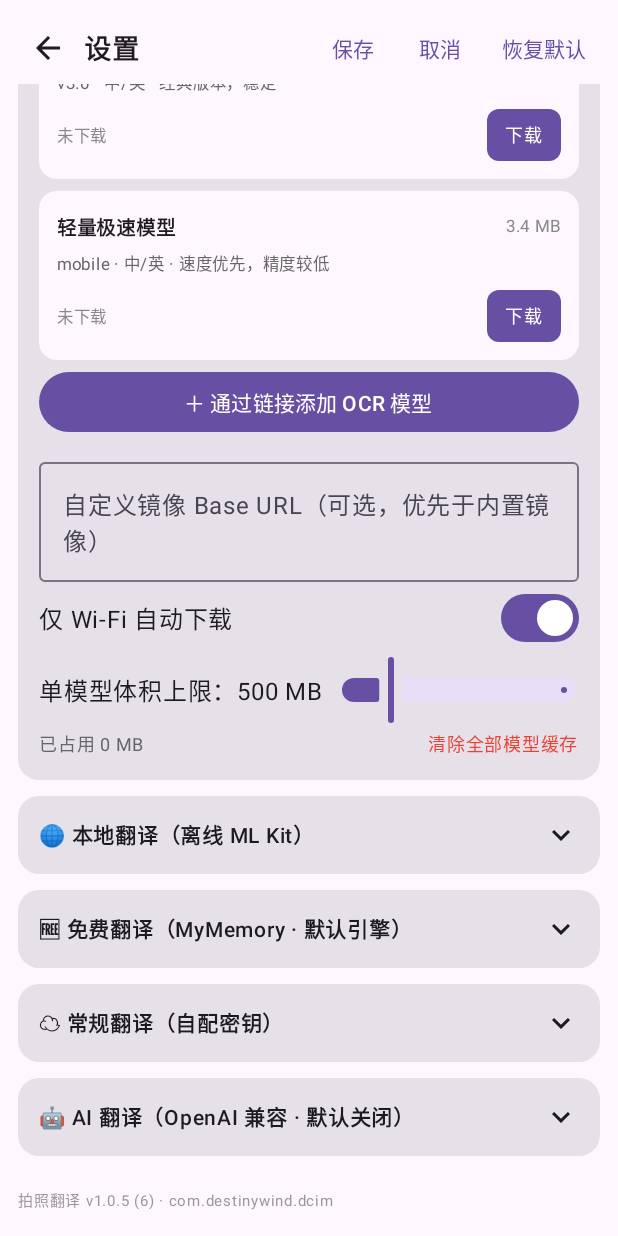
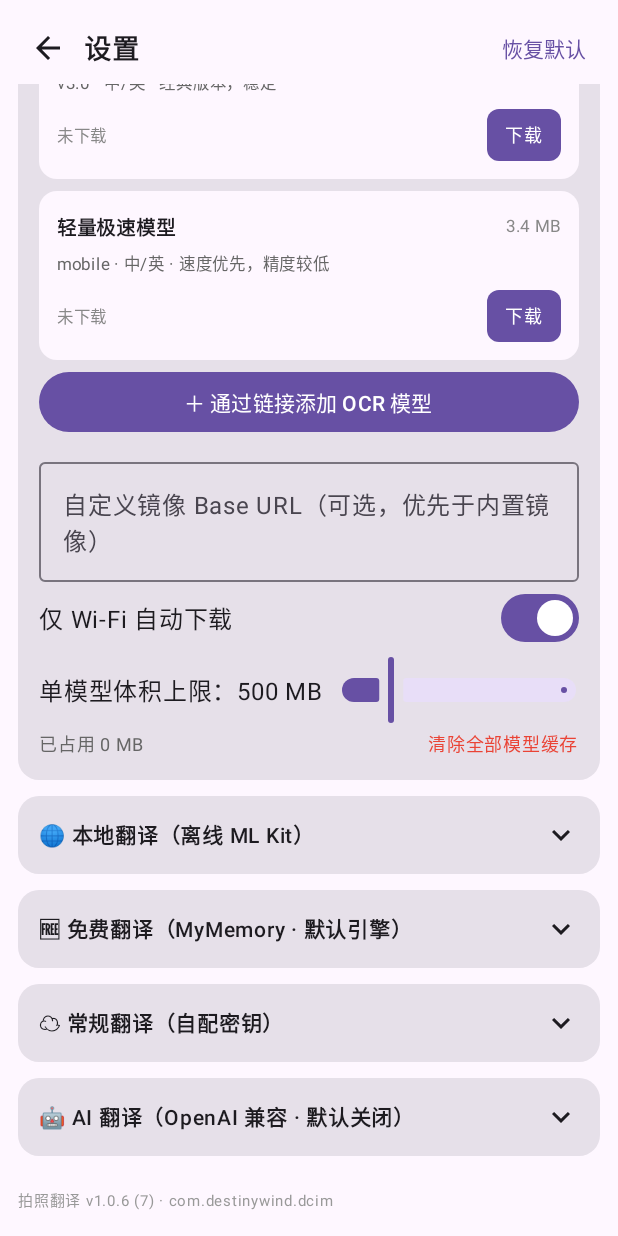
Before and after one commit to rickwindman/PhotoTranslate, an Android app built with Jetpack Compose: the SettingsScreen screen opened through its navigation route, scrolled down 630 dp, on a phone screen of 412 x 824 dp. Run offline under Robolectric (Android 15) with nearby library versions, the light colour scheme and no system bars; our stand-ins replace Dagger/Hilt's generated code; libraries missing offline, so code that uses them is left out: androidx.camera.core, androidx.camera.lifecycle, androidx.camera.view, com.google.mlkit.common, com.google.mlkit.nl; 10 statements that could not run were skipped.

Commit message:
v1.0.6 (build 7): 修复通过链接添加模型按钮无反应(重复addDialog变量遮蔽)、设置改为自动保存并移除顶部保存/取消按钮、新增页面切换/分组展开/卡片高亮过渡动画

```diff
--- a/app/build.gradle.kts
+++ b/app/build.gradle.kts
@@ -15,8 +15,8 @@ android {
         applicationId = "com.destinywind.dcim"
         minSdk = 31
         targetSdk = 36
-        versionCode = 6
-        versionName = "1.0.5"
+        versionCode = 7
+        versionName = "1.0.6"
         // 仅 arm64-v8a：所有 native so 只保留 arm64
         ndk { abiFilters += "arm64-v8a" }
     }
--- a/app/src/main/java/com/destinywind/dcim/MainActivity.kt
+++ b/app/src/main/java/com/destinywind/dcim/MainActivity.kt
@@ -4,6 +4,8 @@ import android.os.Bundle
 import androidx.activity.ComponentActivity
 import androidx.activity.compose.setContent
 import androidx.activity.enableEdgeToEdge
+import androidx.compose.animation.fadeIn
+import androidx.compose.animation.fadeOut
 import androidx.compose.foundation.layout.fillMaxSize
 import androidx.compose.material3.MaterialTheme
 import androidx.compose.material3.Surface
@@ -33,7 +35,21 @@ class MainActivity : ComponentActivity() {
             MaterialTheme {
                 Surface(modifier = Modifier.fillMaxSize()) {
                     val nav = rememberNavController()
-                    NavHost(navController = nav, startDestination = Routes.CAMERA) {
+                    NavHost(
+                        navController = nav,
+                        startDestination = Routes.CAMERA,
+                        // 页面过渡：淡入淡出 + 轻微水平位移，避免生硬切换
+                        enterTransition = {
+                            fadeIn(androidx.compose.animation.core.tween(240)) +
+                                androidx.compose.animation.slideInHorizontally(androidx.compose.animation.core.tween(240)) { it / 10 }
+                        },
+                        exitTransition = { fadeOut(androidx.compose.animation.core.tween(180)) },
+                        popEnterTransition = { fadeIn(androidx.compose.animation.core.tween(240)) },
+                        popExitTransition = {
+                            fadeOut(androidx.compose.animation.core.tween(180)) +
+                                androidx.compose.animation.slideOutHorizontally(androidx.compose.animation.core.tween(240)) { it / 10 }
+                        },
+                    ) {
                         // 单栈导航：拍照页为根，结果页返回即回拍照页，不留历史堆叠
                         composable(Routes.CAMERA) {
                             CameraScreen(
--- a/app/src/main/java/com/destinywind/dcim/ui/settings/SettingsScreen.kt
+++ b/app/src/main/java/com/destinywind/dcim/ui/settings/SettingsScreen.kt
@@ -1,6 +1,7 @@
 package com.destinywind.dcim.ui.settings
 
 import androidx.compose.animation.AnimatedVisibility
+import androidx.compose.animation.animateContentSize
 import androidx.compose.foundation.clickable
 import androidx.compose.foundation.layout.Arrangement
 import androidx.compose.foundation.layout.Box
@@ -69,16 +70,9 @@ fun SettingsScreen(
     viewModel: SettingsViewModel = hiltViewModel(),
 ) {
     val state by viewModel.state.collectAsStateWithLifecycle()
-    // 编辑副本：保存才生效
-    var editing by remember { mutableStateOf(state.settings) }
-    val secrets = remember {
-        mutableStateOf(
-            mapOf(
-                "baiduAppId" to "", "baiduKey" to "", "deeplKey" to "",
-                "azureKey" to "", "tencentSecretId" to "", "tencentSecretKey" to "", "aiKey" to "",
-            )
-        )
-    }
+    // 设置直接读写持久层（自动保存），不再需要"保存"按钮
+    val editing = state.settings
+    val secrets by viewModel.secrets.collectAsStateWithLifecycle()
 
     var addDialog by rememberSaveable { mutableStateOf(false) }
 
@@ -90,20 +84,14 @@ fun SettingsScreen(
     }
 
     Column(modifier = Modifier.fillMaxSize().padding(top = 8.dp)) {
-        // 顶栏
+        // 顶栏（设置改动自动保存，无需"保存/取消"按钮）
         Row(modifier = Modifier.fillMaxWidth().statusBarsPadding().padding(horizontal = 8.dp), verticalAlignment = Alignment.CenterVertically) {
             IconButton(onClick = onBack) { Icon(Icons.AutoMirrored.Filled.ArrowBack, contentDescription = "返回") }
             Text("设置", fontWeight = FontWeight.Bold, fontSize = 18.sp)
             Spacer(Modifier.weight(1f))
-            TextButton(onClick = { viewModel.save(editing, secrets.value.filter { it.value.isNotBlank() }, onBack) }) { Text("保存") }
-            TextButton(onClick = onBack) { Text("取消") }
-            TextButton(onClick = {
-                viewModel.resetDefaults()
-                editing = state.settings
-            }) { Text("恢复默认") }
+            TextButton(onClick = { viewModel.resetDefaults() }) { Text("恢复默认") }
         }
 
-        var addDialog by rememberSaveable { mutableStateOf(false) }
         LazyColumn(modifier = Modifier.fillMaxSize().padding(horizontal = 12.dp)) {
 
             // 通用设置（固定最顶部，不随分组展开被挤出屏幕）
@@ -117,20 +105,20 @@ fun SettingsScreen(
                             EngineId.CLOUD_BAIDU to "常规翻译（百度）", EngineId.CLOUD_DEEPL to "常规翻译（DeepL）",
                             EngineId.CLOUD_AZURE to "常规翻译（微软）", EngineId.CLOUD_TENCENT to "常规翻译（腾讯）",
                             EngineId.AI to "AI 翻译",
-                        ), editing.defaultEngine) { editing = editing.copy(defaultEngine = it) }
+                        ), editing.defaultEngine) { viewModel.update(editing.copy(defaultEngine = it)) }
                         DropdownRowText("源语言", listOf(
                             "auto" to "自动（混合语言）", "en" to "英文", "zh" to "中文", "ja" to "日文", "ko" to "韩文",
-                        ), editing.sourceLang) { editing = editing.copy(sourceLang = it) }
+                        ), editing.sourceLang) { viewModel.update(editing.copy(sourceLang = it)) }
                         DropdownRowText("目标语言", listOf(
                             "zh" to "中文（简体）", "en" to "英文", "ja" to "日文", "ko" to "韩文",
-                        ), editing.targetLang) { editing = editing.copy(targetLang = it) }
+                        ), editing.targetLang) { viewModel.update(editing.copy(targetLang = it)) }
                         Row(verticalAlignment = Alignment.CenterVertically) {
                             Text("译文叠加透明度 ${"%.0f".format(Locale.US, editing.overlayOpacity * 100)}%", modifier = Modifier.weight(1f))
-                            Slider(value = editing.overlayOpacity, onValueChange = { editing = editing.copy(overlayOpacity = it) }, valueRange = 0.4f..1f, modifier = Modifier.width(160.dp))
+                            Slider(value = editing.overlayOpacity, onValueChange = { viewModel.update(editing.copy(overlayOpacity = it)) }, valueRange = 0.4f..1f, modifier = Modifier.width(160.dp))
                         }
                         Row(verticalAlignment = Alignment.CenterVertically) {
                             Text("译文叠加字号 ×${"%.1f".format(Locale.US, editing.overlayFontScale)}", modifier = Modifier.weight(1f))
-                            Slider(value = editing.overlayFontScale, onValueChange = { editing = editing.copy(overlayFontScale = it) }, valueRange = 0.7f..1.6f, modifier = Modifier.width(160.dp))
+                            Slider(value = editing.overlayFontScale, onValueChange = { viewModel.update(editing.copy(overlayFontScale = it)) }, valueRange = 0.7f..1.6f, modifier = Modifier.width(160.dp))
                         }
                         Text("提示：源语言选“自动”时本地翻译会自动识别语言", fontSize = 10.sp, color = Color(0xFF999999))
                     }
@@ -157,19 +145,19 @@ fun SettingsScreen(
                     Spacer(Modifier.height(8.dp))
                     OutlinedTextField(
                         value = editing.mirrorBaseUrl,
-                        onValueChange = { editing = editing.copy(mirrorBaseUrl = it) },
+                        onValueChange = { viewModel.update(editing.copy(mirrorBaseUrl = it)) },
                         label = { Text("自定义镜像 Base URL（可选，优先于内置镜像）") },
                         modifier = Modifier.fillMaxWidth(), singleLine = true,
                     )
                     Row(verticalAlignment = Alignment.CenterVertically, modifier = Modifier.fillMaxWidth()) {
                         Text("仅 Wi-Fi 自动下载", modifier = Modifier.weight(1f))
-                        Switch(checked = editing.wifiOnlyDownload, onCheckedChange = { editing = editing.copy(wifiOnlyDownload = it) })
+                        Switch(checked = editing.wifiOnlyDownload, onCheckedChange = { viewModel.update(editing.copy(wifiOnlyDownload = it)) })
                     }
                     Row(verticalAlignment = Alignment.CenterVertically, modifier = Modifier.fillMaxWidth()) {
                         Text("单模型体积上限：${editing.maxModelSizeMb} MB", modifier = Modifier.weight(1f))
                         Slider(
                             value = editing.maxModelSizeMb.toFloat(),
-                            onValueChange = { editing = editing.copy(maxModelSizeMb = it.toInt()) },
+                            onValueChange = { viewModel.update(editing.copy(maxModelSizeMb = it.toInt())) },
                             valueRange = 100f..2000f,
                             modifier = Modifier.width(160.dp),
                         )
@@ -223,37 +211,37 @@ fun SettingsScreen(
                             EngineId.CLOUD_BAIDU to "百度", EngineId.CLOUD_DEEPL to "DeepL",
                             EngineId.CLOUD_AZURE to "微软", EngineId.CLOUD_TENCENT to "腾讯",
                         ).forEach { (id, label) ->
-                            FilterChip(selected = editing.cloudEngine == id, onClick = { editing = editing.copy(cloudEngine = id) }, label = { Text(label) })
+                            FilterChip(selected = editing.cloudEngine == id, onClick = { viewModel.update(editing.copy(cloudEngine = id)) }, label = { Text(label) })
                         }
                     }
                     Spacer(Modifier.height(6.dp))
                     when (editing.cloudEngine) {
                         EngineId.CLOUD_BAIDU -> {
-                            SecretField("AppID", secrets, "baiduAppId")
-                            SecretField("密钥（MD5 签名）", secrets, "baiduKey")
+                            SecretField("AppID", secrets, "baiduAppId") { viewModel.updateSecret("baiduAppId", it) }
+                            SecretField("密钥（MD5 签名）", secrets, "baiduKey") { viewModel.updateSecret("baiduKey", it) }
                             TestRow("测试连接") { viewModel.testConnection(EngineId.CLOUD_BAIDU, editing) { ok, msg -> viewModel.toast(msg) } }
                         }
                         EngineId.CLOUD_DEEPL -> {
                             Row(verticalAlignment = Alignment.CenterVertically) {
                                 Text("接口类型", modifier = Modifier.weight(1f))
                                 listOf("free" to "Free", "pro" to "Pro").forEach { (v, label) ->
-                                    FilterChip(selected = editing.deeplMode == v, onClick = { editing = editing.copy(deeplMode = v) }, label = { Text(label) })
+                                    FilterChip(selected = editing.deeplMode == v, onClick = { viewModel.update(editing.copy(deeplMode = v)) }, label = { Text(label) })
                                 }
                             }
-                            SecretField("API Key", secrets, "deeplKey")
+                            SecretField("API Key", secrets, "deeplKey") { viewModel.updateSecret("deeplKey", it) }
                             TestRow("测试连接") { viewModel.testConnection(EngineId.CLOUD_DEEPL, editing) { ok, msg -> viewModel.toast(msg) } }
                         }
                         EngineId.CLOUD_AZURE -> {
                             OutlinedTextField(
-                                value = editing.azureRegion, onValueChange = { editing = editing.copy(azureRegion = it) },
+                                value = editing.azureRegion, onValueChange = { viewModel.update(editing.copy(azureRegion = it)) },
                                 label = { Text("Region（如 eastasia）") }, modifier = Modifier.fillMaxWidth(), singleLine = true,
                             )
-                            SecretField("订阅密钥", secrets, "azureKey")
+                            SecretField("订阅密钥", secrets, "azureKey") { viewModel.updateSecret("azureKey", it) }
                             TestRow("测试连接") { viewModel.testConnection(EngineId.CLOUD_AZURE, editing) { ok, msg -> viewModel.toast(msg) } }
                         }
                         EngineId.CLOUD_TENCENT -> {
-                            SecretField("SecretId", secrets, "tencentSecretId")
-                            SecretField("SecretKey（v3 签名）", secrets, "tencentSecretKey")
+                            SecretField("SecretId", secrets, "tencentSecretId") { viewModel.updateSecret("tencentSecretId", it) }
+                            SecretField("SecretKey（v3 签名）", secrets, "tencentSecretKey") { viewModel.updateSecret("tencentSecretKey", it) }
                             TestRow("测试连接") { viewModel.testConnection(EngineId.CLOUD_TENCENT, editing) { ok, msg -> viewModel.toast(msg) } }
                         }
                         else -> {}
@@ -267,31 +255,31 @@ fun SettingsScreen(
                 Group("🤖 AI 翻译（OpenAI 兼容 · 默认关闭）") {
                     Row(verticalAlignment = Alignment.CenterVertically) {
                         Text("启用 AI 翻译", modifier = Modifier.weight(1f))
-                        Switch(checked = editing.aiEnabled, onCheckedChange = { editing = editing.copy(aiEnabled = it) })
+                        Switch(checked = editing.aiEnabled, onCheckedChange = { viewModel.update(editing.copy(aiEnabled = it)) })
                     }
                     OutlinedTextField(
-                        value = editing.aiBaseUrl, onValueChange = { editing = editing.copy(aiBaseUrl = it) },
+                        value = editing.aiBaseUrl, onValueChange = { viewModel.update(editing.copy(aiBaseUrl = it)) },
                         label = { Text("Base URL") }, modifier = Modifier.fillMaxWidth(), singleLine = true,
                     )
                     OutlinedTextField(
-                        value = editing.aiModel, onValueChange = { editing = editing.copy(aiModel = it) },
+                        value = editing.aiModel, onValueChange = { viewModel.update(editing.copy(aiModel = it)) },
                         label = { Text("模型名称") }, modifier = Modifier.fillMaxWidth(), singleLine = true,
                     )
-                    SecretField("API Key", secrets, "aiKey")
+                    SecretField("API Key", secrets, "aiKey") { viewModel.updateSecret("aiKey", it) }
                     OutlinedTextField(
-                        value = editing.aiPrompt, onValueChange = { editing = editing.copy(aiPrompt = it) },
+                        value = editing.aiPrompt, onValueChange = { viewModel.update(editing.copy(aiPrompt = it)) },
                         label = { Text("系统提示词") }, modifier = Modifier.fillMaxWidth(),
                     )
                     Row {
                         Text("温度 ${"%.1f".format(Locale.US, editing.aiTemperature)}", modifier = Modifier.weight(1f))
                         Slider(
-                            value = editing.aiTemperature, onValueChange = { editing = editing.copy(aiTemperature = (it * 10).toInt() / 10f) },
+                            value = editing.aiTemperature, onValueChange = { viewModel.update(editing.copy(aiTemperature = (it * 10).toInt() / 10f)) },
                             valueRange = 0f..2f, modifier = Modifier.width(160.dp),
                         )
                     }
                     OutlinedTextField(
                         value = editing.aiMaxTokens.toString(),
-                        onValueChange = { editing = editing.copy(aiMaxTokens = it.toIntOrNull() ?: 2048) },
+                        onValueChange = { viewModel.update(editing.copy(aiMaxTokens = it.toIntOrNull() ?: 2048)) },
                         label = { Text("最大生成长度") }, modifier = Modifier.fillMaxWidth(), singleLine = true,
                     )
                     TestRow("测试连接") { viewModel.testConnection(EngineId.AI, editing) { ok, msg -> viewModel.toast(msg) } }
@@ -300,7 +288,7 @@ fun SettingsScreen(
 
             // 版本号
             item {
-                Text("拍照翻译 v1.0.5 (6) · com.destinywind.dcim", fontSize = 10.sp, color = Color(0xFF999999), modifier = Modifier.fillMaxWidth().padding(vertical = 12.dp))
+                Text("拍照翻译 v1.0.6 (7) · com.destinywind.dcim", fontSize = 10.sp, color = Color(0xFF999999), modifier = Modifier.fillMaxWidth().padding(vertical = 12.dp))
             }
         }
     }
@@ -327,7 +315,13 @@ private fun Group(title: String, initiallyOpen: Boolean = false, content: @Compo
             Text(title, fontWeight = FontWeight.SemiBold, fontSize = 14.sp, modifier = Modifier.weight(1f))
             Icon(if (open) Icons.Filled.KeyboardArrowUp else Icons.Filled.KeyboardArrowDown, contentDescription = null)
         }
-        AnimatedVisibility(visible = open) {
+        AnimatedVisibility(
+            visible = open,
+            enter = androidx.compose.animation.expandVertically(animationSpec = androidx.compose.animation.core.tween(220)) +
+                androidx.compose.animation.fadeIn(androidx.compose.animation.core.tween(220)),
+            exit = androidx.compose.animation.shrinkVertically(animationSpec = androidx.compose.animation.core.tween(200)) +
+                androidx.compose.animation.fadeOut(androidx.compose.animation.core.tween(180)),
+        ) {
             Column(modifier = Modifier.padding(horizontal = 14.dp).padding(bottom = 12.dp)) { content() }
         }
     }
@@ -345,10 +339,16 @@ private fun ModelCard(
     onDelete: () -> Unit,
 ) {
     val m = row.info
+    // 高亮颜色平滑过渡，启用/取消启用不生硬
+    val containerColor by androidx.compose.animation.animateColorAsState(
+        targetValue = if (active) Color(0xFFE8F0FE) else MaterialTheme.colorScheme.surface,
+        animationSpec = androidx.compose.animation.core.tween(250),
+        label = "modelCardColor",
+    )
     Card(modifier = Modifier.fillMaxWidth().padding(vertical = 4.dp), colors = androidx.compose.material3.CardDefaults.cardColors(
-        containerColor = if (active) Color(0xFFE8F0FE) else MaterialTheme.colorScheme.surface,
+        containerColor = containerColor,
     )) {
-        Column(modifier = Modifier.padding(12.dp)) {
+        Column(modifier = Modifier.padding(12.dp).animateContentSize()) {
             Row(verticalAlignment = Alignment.CenterVertically) {
                 Text(m.name + if (m.custom) "（自定义）" else "", fontWeight = FontWeight.SemiBold, fontSize = 13.sp, modifier = Modifier.weight(1f))
                 Text("${"%.1f".format(Locale.US, m.sizeBytes / 1024.0 / 1024.0)} MB", fontSize = 11.sp, color = Color(0xFF888888))
@@ -403,10 +403,10 @@ private fun ModelCard(
 }
 
 @Composable
-private fun SecretField(label: String, secrets: MutableState<Map<String, String>>, key: String) {
+private fun SecretField(label: String, secrets: Map<String, String>, key: String, onChange: (String) -> Unit) {
     OutlinedTextField(
-        value = secrets.value[key] ?: "",
-        onValueChange = { secrets.value = secrets.value + (key to it) },
+        value = secrets[key] ?: "",
+        onValueChange = onChange,
         label = { Text(label) },
         modifier = Modifier.fillMaxWidth().padding(top = 4.dp),
         singleLine = true,
```
Also changed, not shown: app/src/main/java/com/destinywind/dcim/ui/settings/SettingsViewModel.kt (+43 -17 lines), 1 other file.
